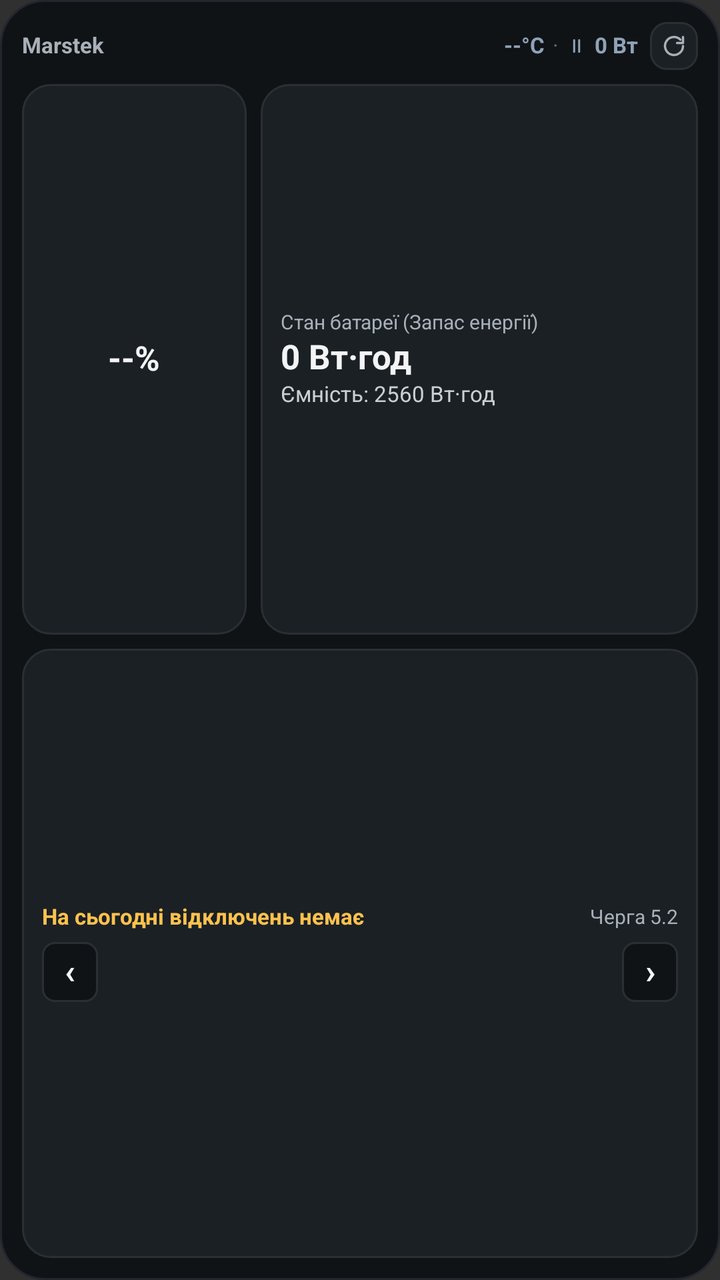
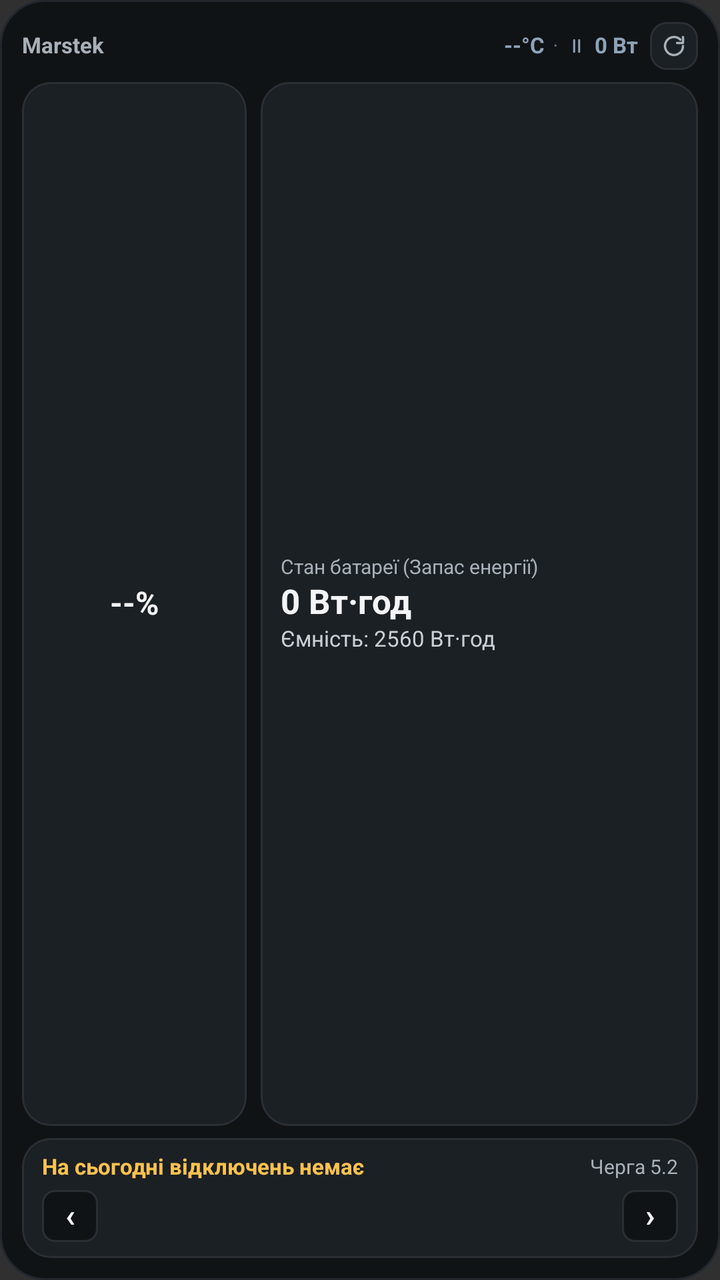

Two renders of the same Android screen: before a commit and after it. Below are the layout's source before the change and the commit's diff.
<!-- AndroidManifest.xml: application theme Theme.AppCompat.NoActionBar -->
<!-- res/layout/widget_marstek_full.xml -->
<?xml version="1.0" encoding="utf-8"?>
<LinearLayout xmlns:android="http://schemas.android.com/apk/res/android"
    android:id="@+id/widgetRoot"
    android:layout_width="match_parent"
    android:layout_height="match_parent"
    android:background="@drawable/widget_bg"
    android:orientation="vertical"
    android:padding="11dp">

    
    <LinearLayout
        android:layout_width="match_parent"
        android:layout_height="wrap_content"
        android:gravity="center_vertical"
        android:orientation="horizontal">

        <ImageView
            android:id="@+id/fullLeftModeIcon"
            android:layout_width="11dp"
            android:layout_height="11dp"
            android:layout_marginEnd="4dp"
            android:contentDescription="@null"
            android:src="@drawable/ic_mode_idle"
            android:visibility="gone" />

        <TextView
            android:id="@+id/fullHeaderTitle"
            android:layout_width="0dp"
            android:layout_height="wrap_content"
            android:layout_weight="1"
            android:ellipsize="end"
            android:fontFeatureSettings="tnum"
            android:includeFontPadding="false"
            android:maxLines="1"
            android:text="Marstek"
            android:textColor="@color/text_secondary"
            android:textSize="11sp"
            android:textStyle="bold" />

        <TextView
            android:id="@+id/fullTempText"
            android:layout_width="wrap_content"
            android:layout_height="wrap_content"
            android:fontFeatureSettings="tnum"
            android:includeFontPadding="false"
            android:maxLines="1"
            android:text="--°C"
            android:textColor="@color/text_muted"
            android:textSize="11sp"
            android:textStyle="bold" />

        <TextView
            android:id="@+id/fullRightDot"
            android:layout_width="wrap_content"
            android:layout_height="wrap_content"
            android:layout_marginStart="4dp"
            android:layout_marginEnd="4dp"
            android:includeFontPadding="false"
            android:text="·"
            android:textColor="@color/text_tertiary"
            android:textSize="11sp" />

        <ImageView
            android:id="@+id/fullModeIcon"
            android:layout_width="10dp"
            android:layout_height="10dp"
            android:layout_marginEnd="4dp"
            android:contentDescription="@null"
            android:src="@drawable/ic_mode_idle" />

        <TextView
            android:id="@+id/fullRightWattsText"
            android:layout_width="wrap_content"
            android:layout_height="wrap_content"
            android:fontFeatureSettings="tnum"
            android:includeFontPadding="false"
            android:maxLines="1"
            android:text="0 Вт"
            android:textColor="@color/text_muted"
            android:textSize="11sp"
            android:textStyle="bold" />

        <FrameLayout
            android:id="@+id/fullRefreshBtn"
            android:layout_width="24dp"
            android:layout_height="24dp"
            android:layout_marginStart="6dp"
            android:background="@drawable/refresh_btn_bg">

            <ImageView
                android:layout_width="12dp"
                android:layout_height="12dp"
                android:layout_gravity="center"
                android:contentDescription="@string/app_name"
                android:src="@drawable/ic_refresh" />
        </FrameLayout>
    </LinearLayout>

    
    <LinearLayout
        android:layout_width="match_parent"
        android:layout_height="0dp"
        android:layout_marginTop="7dp"
        android:layout_weight="0.95"
        android:orientation="horizontal">

        <FrameLayout
            android:id="@+id/fullGaugeContainer"
            android:layout_width="0dp"
            android:layout_height="match_parent"
            android:layout_weight="0.34"
            android:background="@drawable/widget_card_bg"
            android:padding="6dp">

            <FrameLayout
                android:layout_width="68dp"
                android:layout_height="68dp"
                android:layout_gravity="center">

                <ImageView
                    android:id="@+id/fullGaugeImage"
                    android:layout_width="match_parent"
                    android:layout_height="match_parent"
                    android:contentDescription="@null"
                    android:scaleType="fitCenter" />

                <TextView
                    android:id="@+id/fullSocText"
                    android:layout_width="match_parent"
                    android:layout_height="match_parent"
                    android:fontFeatureSettings="tnum"
                    android:gravity="center"
                    android:includeFontPadding="false"
                    android:text="--%"
                    android:textColor="@color/text_primary"
                    android:textSize="17sp"
                    android:textStyle="bold" />
            </FrameLayout>
        </FrameLayout>

        <LinearLayout
            android:id="@+id/fullInfoContainer"
            android:layout_width="0dp"
            android:layout_height="match_parent"
            android:layout_marginStart="7dp"
            android:layout_weight="0.66"
            android:background="@drawable/widget_card_bg"
            android:gravity="center_vertical"
            android:orientation="vertical"
            android:paddingStart="10dp"
            android:paddingTop="6dp"
            android:paddingEnd="10dp"
            android:paddingBottom="6dp">

            <TextView
                android:id="@+id/fullCardTitle"
                android:layout_width="match_parent"
                android:layout_height="wrap_content"
                android:ellipsize="end"
                android:includeFontPadding="false"
                android:maxLines="1"
                android:text="Стан батареї (Запас енергії)"
                android:textColor="@color/text_secondary"
                android:textSize="10sp" />

            <TextView
                android:id="@+id/fullPrimaryValue"
                android:layout_width="match_parent"
                android:layout_height="wrap_content"
                android:layout_marginTop="2dp"
                android:ellipsize="end"
                android:fontFeatureSettings="tnum"
                android:includeFontPadding="false"
                android:maxLines="1"
                android:text="0 Вт·год"
                android:textColor="@color/text_primary"
                android:textSize="17sp"
                android:textStyle="bold" />

            <TextView
                android:id="@+id/fullSecondaryValue"
                android:layout_width="match_parent"
                android:layout_height="wrap_content"
                android:layout_marginTop="2dp"
                android:ellipsize="end"
                android:fontFeatureSettings="tnum"
                android:includeFontPadding="false"
                android:maxLines="1"
                android:text="Ємність: 2560 Вт·год"
                android:textColor="@color/text_body"
                android:textSize="11sp" />

            <TextView
                android:id="@+id/fullEnoughOutage"
                android:layout_width="match_parent"
                android:layout_height="wrap_content"
                android:layout_marginTop="2dp"
                android:ellipsize="end"
                android:includeFontPadding="false"
                android:maxLines="1"
                android:text="● Вистачить на відключення"
                android:textColor="@color/accent_primary"
                android:textSize="10sp"
                android:textStyle="bold"
                android:visibility="gone" />
        </LinearLayout>
    </LinearLayout>

    
    <LinearLayout
        android:layout_width="match_parent"
        android:layout_height="0dp"
        android:layout_marginTop="7dp"
        android:layout_weight="1.05"
        android:background="@drawable/widget_card_bg"
        android:gravity="center_vertical"
        android:orientation="vertical"
        android:padding="10dp">

        <LinearLayout
            android:layout_width="match_parent"
            android:layout_height="wrap_content"
            android:gravity="center_vertical"
            android:orientation="horizontal">

            <TextView
                android:id="@+id/fullOutageHeadline"
                android:layout_width="0dp"
                android:layout_height="wrap_content"
                android:layout_weight="1"
                android:ellipsize="end"
                android:fontFeatureSettings="tnum"
                android:includeFontPadding="false"
                android:maxLines="1"
                android:text="На сьогодні відключень немає"
                android:textColor="@color/accent_outage"
                android:textSize="11sp"
                android:textStyle="bold" />

            <LinearLayout
                android:id="@+id/fullDayToggleGroup"
                android:layout_width="wrap_content"
                android:layout_height="wrap_content"
                android:layout_marginStart="6dp"
                android:background="@drawable/pill_day_inactive"
                android:orientation="horizontal"
                android:padding="2dp"
                android:visibility="gone">

                <TextView
                    android:id="@+id/fullBtnToday"
                    android:layout_width="wrap_content"
                    android:layout_height="wrap_content"
                    android:background="@drawable/refresh_btn_bg"
                    android:includeFontPadding="false"
                    android:paddingStart="6dp"
                    android:paddingTop="2dp"
                    android:paddingEnd="6dp"
                    android:paddingBottom="2dp"
                    android:text="Сьогодні"
                    android:textColor="@color/text_primary"
                    android:textSize="9sp"
                    android:textStyle="bold" />

                <TextView
                    android:id="@+id/fullBtnTomorrow"
                    android:layout_width="wrap_content"
                    android:layout_height="wrap_content"
                    android:layout_marginStart="2dp"
                    android:includeFontPadding="false"
                    android:paddingStart="6dp"
                    android:paddingTop="2dp"
                    android:paddingEnd="6dp"
                    android:paddingBottom="2dp"
                    android:text="Завтра"
                    android:textColor="@color/text_muted"
                    android:textSize="9sp"
                    android:textStyle="bold" />
            </LinearLayout>

            <TextView
                android:id="@+id/fullOutageGroup"
                android:layout_width="wrap_content"
                android:layout_height="wrap_content"
                android:layout_marginStart="6dp"
                android:fontFeatureSettings="tnum"
                android:includeFontPadding="false"
                android:maxLines="1"
                android:text="Черга 5.2"
                android:textColor="@color/text_secondary"
                android:textSize="10sp" />
        </LinearLayout>

        <LinearLayout
            android:layout_width="match_parent"
            android:layout_height="wrap_content"
            android:layout_marginTop="6dp"
            android:gravity="center_vertical"
            android:orientation="horizontal">

            <TextView
                android:id="@+id/fullPrevWindowBtn"
                android:layout_width="28dp"
                android:layout_height="30dp"
                android:background="@drawable/pill_day_inactive"
                android:gravity="center"
                android:includeFontPadding="false"
                android:text="‹"
                android:textColor="@color/text_primary"
                android:textSize="17sp"
                android:textStyle="bold" />

            <ImageView
                android:id="@+id/fullOutageBarImage"
                android:layout_width="0dp"
                android:layout_height="30dp"
                android:layout_marginStart="4dp"
                android:layout_marginEnd="4dp"
                android:layout_weight="1"
                android:contentDescription="@null"
                android:scaleType="fitCenter" />

            <TextView
                android:id="@+id/fullNextWindowBtn"
                android:layout_width="28dp"
                android:layout_height="30dp"
                android:background="@drawable/pill_day_inactive"
                android:gravity="center"
                android:includeFontPadding="false"
                android:text="›"
                android:textColor="@color/text_primary"
                android:textSize="17sp"
                android:textStyle="bold" />
        </LinearLayout>

        
        <LinearLayout
            android:id="@+id/fullChipsRow"
            android:layout_width="match_parent"
            android:layout_height="wrap_content"
            android:layout_marginTop="6dp"
            android:orientation="horizontal"
            android:visibility="gone">

            <TextView
                android:id="@+id/fullChip0"
                android:layout_width="wrap_content"
                android:layout_height="wrap_content"
                android:background="@drawable/pill_day_inactive"
                android:fontFeatureSettings="tnum"
                android:includeFontPadding="false"
                android:maxLines="1"
                android:paddingStart="6dp"
                android:paddingTop="3dp"
                android:paddingEnd="6dp"
                android:paddingBottom="3dp"
                android:textColor="@color/text_body"
                android:textSize="10sp"
                android:visibility="gone" />

            <TextView
                android:id="@+id/fullChip1"
                android:layout_width="wrap_content"
                android:layout_height="wrap_content"
                android:layout_marginStart="4dp"
                android:background="@drawable/pill_day_inactive"
                android:fontFeatureSettings="tnum"
                android:includeFontPadding="false"
                android:maxLines="1"
                android:paddingStart="6dp"
                android:paddingTop="3dp"
                android:paddingEnd="6dp"
                android:paddingBottom="3dp"
                android:textColor="@color/text_body"
                android:textSize="10sp"
                android:visibility="gone" />

            <TextView
                android:id="@+id/fullChip2"
                android:layout_width="wrap_content"
                android:layout_height="wrap_content"
                android:layout_marginStart="4dp"
                android:background="@drawable/pill_day_inactive"
                android:fontFeatureSettings="tnum"
                android:includeFontPadding="false"
                android:maxLines="1"
                android:paddingStart="6dp"
                android:paddingTop="3dp"
                android:paddingEnd="6dp"
                android:paddingBottom="3dp"
                android:textColor="@color/text_body"
                android:textSize="10sp"
                android:visibility="gone" />

            <TextView
                android:id="@+id/fullChip3"
                android:layout_width="wrap_content"
                android:layout_height="wrap_content"
                android:layout_marginStart="4dp"
                android:background="@drawable/pill_day_inactive"
                android:fontFeatureSettings="tnum"
                android:includeFontPadding="false"
                android:maxLines="1"
                android:paddingStart="6dp"
                android:paddingTop="3dp"
                android:paddingEnd="6dp"
                android:paddingBottom="3dp"
                android:textColor="@color/text_body"
                android:textSize="10sp"
                android:visibility="gone" />
        </LinearLayout>
    </LinearLayout>

</LinearLayout>
<!-- resources referenced by this layout -->
<resources>
  <color name="accent_outage">#FFC24D</color>
  <color name="accent_primary">#3DDC84</color>
  <color name="text_body">#C9CFD5</color>
  <color name="text_muted">#8FA3B8</color>
  <color name="text_primary">#F2F4F5</color>
  <color name="text_secondary">#A8B0B8</color>
  <color name="text_tertiary">#616973</color>
  <!-- drawable ic_mode_idle (drawable) -->
  <?xml version="1.0" encoding="utf-8"?>
  <vector xmlns:android="http://schemas.android.com/apk/res/android"
      android:width="14dp"
      android:height="14dp"
      android:viewportWidth="24"
      android:viewportHeight="24">
      <path
          android:fillColor="#00000000"
          android:pathData="M9,5v14M15,5v14"
          android:strokeColor="@color/text_muted"
          android:strokeLineCap="round"
          android:strokeLineJoin="round"
          android:strokeWidth="2.4" />
  </vector>
  <!-- drawable ic_refresh (drawable) -->
  <?xml version="1.0" encoding="utf-8"?>
  <vector xmlns:android="http://schemas.android.com/apk/res/android"
      android:width="16dp"
      android:height="16dp"
      android:viewportWidth="24"
      android:viewportHeight="24">
      <path
          android:fillColor="#00000000"
          android:pathData="M21,12a9,9 0,1 1,-2.64 -6.36"
          android:strokeColor="@color/text_secondary"
          android:strokeLineCap="round"
          android:strokeLineJoin="round"
          android:strokeWidth="2.3" />
      <path
          android:fillColor="#00000000"
          android:pathData="M21,3v6h-6"
          android:strokeColor="@color/text_secondary"
          android:strokeLineCap="round"
          android:strokeLineJoin="round"
          android:strokeWidth="2.3" />
  </vector>
  <!-- drawable pill_day_inactive (drawable) -->
  <?xml version="1.0" encoding="utf-8"?>
  <shape xmlns:android="http://schemas.android.com/apk/res/android"
      android:shape="rectangle">
      <solid android:color="@color/bg_surface" />
      <corners android:radius="6dp" />
      <stroke
          android:width="1dp"
          android:color="@color/border_widget" />
  </shape>
  <!-- drawable refresh_btn_bg (drawable) -->
  <?xml version="1.0" encoding="utf-8"?>
  <shape xmlns:android="http://schemas.android.com/apk/res/android"
      android:shape="rectangle">
      <solid android:color="@color/bg_surface_elevated" />
      <corners android:radius="8dp" />
      <stroke
          android:width="1dp"
          android:color="@color/border_widget" />
  </shape>
  <!-- drawable widget_bg (drawable) -->
  <?xml version="1.0" encoding="utf-8"?>
  <shape xmlns:android="http://schemas.android.com/apk/res/android"
      android:shape="rectangle">
      <solid android:color="@color/bg_surface" />
      <corners android:radius="22dp" />
      <stroke
          android:width="1dp"
          android:color="@color/border_default" />
  </shape>
  <!-- drawable widget_card_bg (drawable) -->
  <?xml version="1.0" encoding="utf-8"?>
  <shape xmlns:android="http://schemas.android.com/apk/res/android"
      android:shape="rectangle">
      <solid android:color="@color/bg_surface_elevated" />
      <corners android:radius="14dp" />
      <stroke
          android:width="1dp"
          android:color="@color/border_widget" />
  </shape>
  <string name="app_name">Marstek Venus Widget</string>
  <color name="bg_surface">#101316</color>
  <color name="border_widget">#2A2F35</color>
  <color name="bg_surface_elevated">#1B2025</color>
  <color name="border_default">#22272E</color>
</resources>

<!-- the commit's change to res/layout/widget_marstek_full.xml (unified diff, before → after) -->
@@ -100,8 +100,8 @@
     <LinearLayout
         android:layout_width="match_parent"
         android:layout_height="0dp"
-        android:layout_marginTop="7dp"
-        android:layout_weight="0.95"
+        android:layout_marginTop="6dp"
+        android:layout_weight="1"
         android:orientation="horizontal">
 
         <FrameLayout
@@ -110,11 +110,11 @@
             android:layout_height="match_parent"
             android:layout_weight="0.34"
             android:background="@drawable/widget_card_bg"
-            android:padding="6dp">
+            android:padding="5dp">
 
             <FrameLayout
-                android:layout_width="68dp"
-                android:layout_height="68dp"
+                android:layout_width="60dp"
+                android:layout_height="60dp"
                 android:layout_gravity="center">
 
                 <ImageView
@@ -133,7 +133,7 @@
                     android:includeFontPadding="false"
                     android:text="--%"
                     android:textColor="@color/text_primary"
-                    android:textSize="17sp"
+                    android:textSize="16sp"
                     android:textStyle="bold" />
             </FrameLayout>
         </FrameLayout>
@@ -209,13 +209,14 @@
     
     <LinearLayout
         android:layout_width="match_parent"
-        android:layout_height="0dp"
-        android:layout_marginTop="7dp"
-        android:layout_weight="1.05"
+        android:layout_height="wrap_content"
+        android:layout_marginTop="6dp"
         android:background="@drawable/widget_card_bg"
-        android:gravity="center_vertical"
         android:orientation="vertical"
-        android:padding="10dp">
+        android:paddingStart="10dp"
+        android:paddingTop="8dp"
+        android:paddingEnd="10dp"
+        android:paddingBottom="8dp">
 
         <LinearLayout
             android:layout_width="match_parent"
@@ -251,14 +252,14 @@
                     android:id="@+id/fullBtnToday"
                     android:layout_width="wrap_content"
                     android:layout_height="wrap_content"
-                    android:background="@drawable/refresh_btn_bg"
+                    android:background="@drawable/pill_day_active"
                     android:includeFontPadding="false"
                     android:paddingStart="6dp"
                     android:paddingTop="2dp"
                     android:paddingEnd="6dp"
                     android:paddingBottom="2dp"
                     android:text="Сьогодні"
-                    android:textColor="@color/text_primary"
+                    android:textColor="@color/text_on_accent"
                     android:textSize="9sp"
                     android:textStyle="bold" />
 
@@ -294,26 +295,26 @@
         <LinearLayout
             android:layout_width="match_parent"
             android:layout_height="wrap_content"
-            android:layout_marginTop="6dp"
+            android:layout_marginTop="5dp"
             android:gravity="center_vertical"
             android:orientation="horizontal">
 
             <TextView
                 android:id="@+id/fullPrevWindowBtn"
                 android:layout_width="28dp"
-                android:layout_height="30dp"
+                android:layout_height="26dp"
                 android:background="@drawable/pill_day_inactive"
                 android:gravity="center"
                 android:includeFontPadding="false"
                 android:text="‹"
                 android:textColor="@color/text_primary"
-                android:textSize="17sp"
+                android:textSize="16sp"
                 android:textStyle="bold" />
 
             <ImageView
                 android:id="@+id/fullOutageBarImage"
                 android:layout_width="0dp"
-                android:layout_height="30dp"
+                android:layout_height="26dp"
                 android:layout_marginStart="4dp"
                 android:layout_marginEnd="4dp"
                 android:layout_weight="1"
@@ -323,13 +324,13 @@
             <TextView
                 android:id="@+id/fullNextWindowBtn"
                 android:layout_width="28dp"
-                android:layout_height="30dp"
+                android:layout_height="26dp"
                 android:background="@drawable/pill_day_inactive"
                 android:gravity="center"
                 android:includeFontPadding="false"
                 android:text="›"
                 android:textColor="@color/text_primary"
-                android:textSize="17sp"
+                android:textSize="16sp"
                 android:textStyle="bold" />
         </LinearLayout>
 
@@ -338,7 +339,7 @@
             android:id="@+id/fullChipsRow"
             android:layout_width="match_parent"
             android:layout_height="wrap_content"
-            android:layout_marginTop="6dp"
+            android:layout_marginTop="5dp"
             android:orientation="horizontal"
             android:visibility="gone">
 
@@ -351,9 +352,9 @@
                 android:includeFontPadding="false"
                 android:maxLines="1"
                 android:paddingStart="6dp"
-                android:paddingTop="3dp"
+                android:paddingTop="2dp"
                 android:paddingEnd="6dp"
-                android:paddingBottom="3dp"
+                android:paddingBottom="2dp"
                 android:textColor="@color/text_body"
                 android:textSize="10sp"
                 android:visibility="gone" />
@@ -368,9 +369,9 @@
                 android:includeFontPadding="false"
                 android:maxLines="1"
                 android:paddingStart="6dp"
-                android:paddingTop="3dp"
+                android:paddingTop="2dp"
                 android:paddingEnd="6dp"
-                android:paddingBottom="3dp"
+                android:paddingBottom="2dp"
                 android:textColor="@color/text_body"
                 android:textSize="10sp"
                 android:visibility="gone" />
@@ -385,9 +386,9 @@
                 android:includeFontPadding="false"
                 android:maxLines="1"
                 android:paddingStart="6dp"
-                android:paddingTop="3dp"
+                android:paddingTop="2dp"
                 android:paddingEnd="6dp"
-                android:paddingBottom="3dp"
+                android:paddingBottom="2dp"
                 android:textColor="@color/text_body"
                 android:textSize="10sp"
                 android:visibility="gone" />
@@ -402,9 +403,9 @@
                 android:includeFontPadding="false"
                 android:maxLines="1"
                 android:paddingStart="6dp"
-                android:paddingTop="3dp"
+                android:paddingTop="2dp"
                 android:paddingEnd="6dp"
-                android:paddingBottom="3dp"
+                android:paddingBottom="2dp"
                 android:textColor="@color/text_body"
                 android:textSize="10sp"
                 android:visibility="gone" />
<!-- resource entries referenced after the edit -->
@@ -4,6 +4,7 @@
   <color name="accent_primary">#3DDC84</color>
   <color name="text_body">#C9CFD5</color>
   <color name="text_muted">#8FA3B8</color>
+  <color name="text_on_accent">#101316</color>
   <color name="text_primary">#F2F4F5</color>
   <color name="text_secondary">#A8B0B8</color>
   <color name="text_tertiary">#616973</color>
@@ -44,6 +45,13 @@
           android:strokeLineJoin="round"
           android:strokeWidth="2.3" />
   </vector>
+  <!-- drawable pill_day_active (drawable) -->
+  <?xml version="1.0" encoding="utf-8"?>
+  <shape xmlns:android="http://schemas.android.com/apk/res/android"
+      android:shape="rectangle">
+      <solid android:color="@color/accent_outage" />
+      <corners android:radius="6dp" />
+  </shape>
   <!-- drawable pill_day_inactive (drawable) -->
   <?xml version="1.0" encoding="utf-8"?>
   <shape xmlns:android="http://schemas.android.com/apk/res/android"
